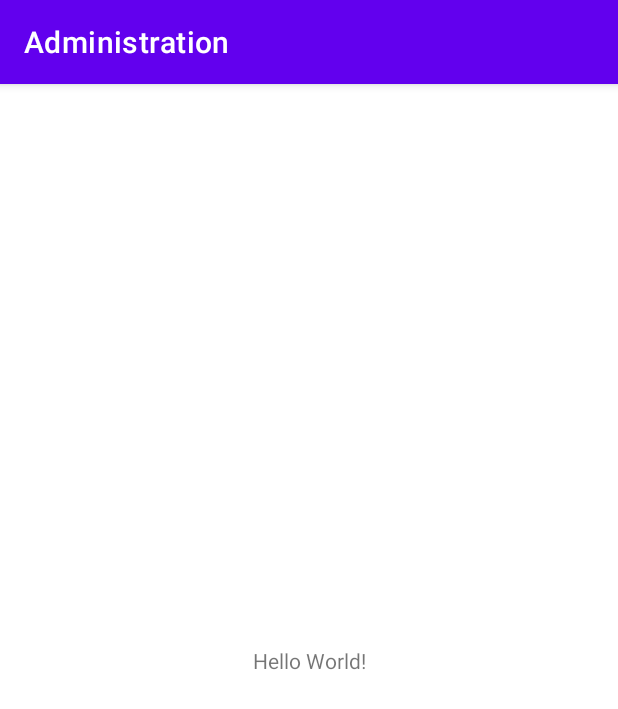
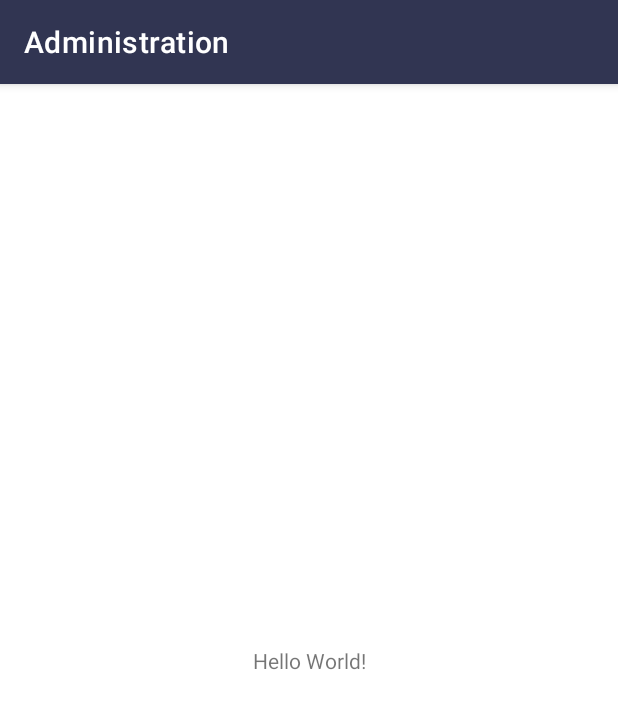
Before and after one commit to GhizMed/Sihati-Administration, an Android app: the screen it shows after launch (StatisticsActivity), on a phone screen of 412 x 824 dp. Shown: the top 709 px of the screen. Run offline under Robolectric (Android 15) with nearby library versions, the phone set to English and light mode, and no system bars.

Commit message:
force light mode and change the color of the status bar and the main color and add the colors to the color file

```diff
--- a/app/src/main/res/values-night/themes.xml
+++ /dev/null
@@ -1,16 +0,0 @@
-<resources xmlns:tools="http://schemas.android.com/tools">
-    <!-- Base application theme. -->
-    <style name="Theme.SihatiAdministration" parent="Theme.MaterialComponents.DayNight.DarkActionBar">
-        <!-- Primary brand color. -->
-        <item name="colorPrimary">@color/purple_200</item>
-        <item name="colorPrimaryVariant">@color/purple_700</item>
-        <item name="colorOnPrimary">@color/black</item>
-        <!-- Secondary brand color. -->
-        <item name="colorSecondary">@color/teal_200</item>
-        <item name="colorSecondaryVariant">@color/teal_200</item>
-        <item name="colorOnSecondary">@color/black</item>
-        <!-- Status bar color. -->
-        <item name="android:statusBarColor" tools:targetApi="l">?attr/colorPrimaryVariant</item>
-        <!-- Customize your theme here. -->
-    </style>
-</resources>
--- a/app/src/main/res/values/themes.xml
+++ b/app/src/main/res/values/themes.xml
@@ -1,8 +1,8 @@
 <resources xmlns:tools="http://schemas.android.com/tools">
     <!-- Base application theme. -->
-    <style name="Theme.SihatiAdministration" parent="Theme.MaterialComponents.DayNight.DarkActionBar">
+    <style name="Theme.SihatiAdministration" parent="Theme.MaterialComponents.Light.DarkActionBar">
         <!-- Primary brand color. -->
-        <item name="colorPrimary">@color/purple_500</item>
+        <item name="colorPrimary">@color/blue</item>
         <item name="colorPrimaryVariant">@color/purple_700</item>
         <item name="colorOnPrimary">@color/white</item>
         <!-- Secondary brand color. -->
@@ -10,7 +10,7 @@
         <item name="colorSecondaryVariant">@color/teal_700</item>
         <item name="colorOnSecondary">@color/black</item>
         <!-- Status bar color. -->
-        <item name="android:statusBarColor" tools:targetApi="l">?attr/colorPrimaryVariant</item>
+        <item name="android:statusBarColor" tools:targetApi="l">@color/blue</item>
         <!-- Customize your theme here. -->
     </style>
 </resources>
```
Also changed, not shown: app/src/main/res/values/colors.xml (+9 -0 lines).
